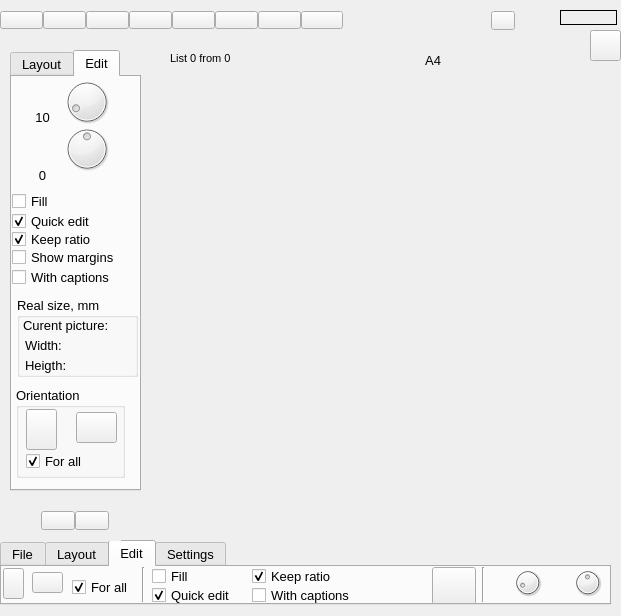
Above: mainwindow.ui from viktand/vap4 before the change. Below: the same form after it.
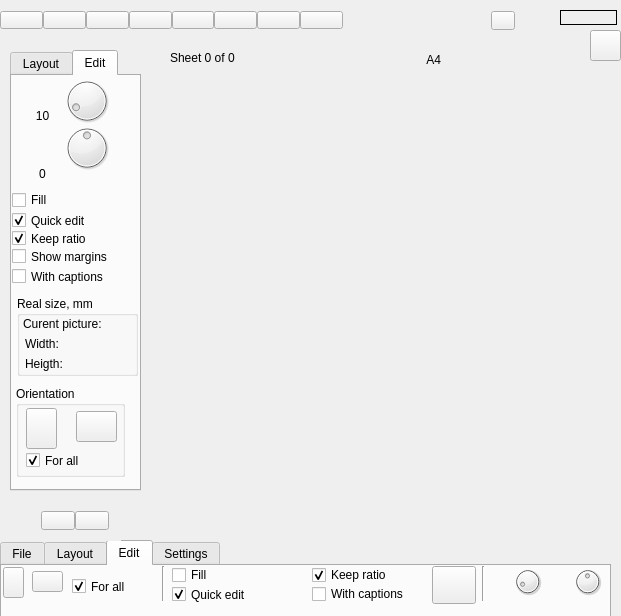
That is the form after the change. The open tabs and pages were chosen to show the change. Icons and pictures are not drawn.

```diff
--- a/mainwindow.ui
+++ b/mainwindow.ui
@@ -16,12 +16,6 @@
     <height>200</height>
    </size>
   </property>
-  <property name="font">
-   <font>
-    <family>Ubuntu</family>
-    <pointsize>10</pointsize>
-   </font>
-  </property>
   <property name="windowTitle">
    <string>Fast print</string>
   </property>
@@ -76,17 +70,15 @@
      <rect>
       <x>170</x>
       <y>50</y>
-      <width>211</width>
+      <width>141</width>
       <height>16</height>
      </rect>
     </property>
-    <property name="font">
-     <font>
-      <pointsize>8</pointsize>
-     </font>
+    <property name="layoutDirection">
+     <enum>Qt::RightToLeft</enum>
     </property>
     <property name="text">
-     <string>List 0 from 0</string>
+     <string>Sheet 0 of 0</string>
     </property>
    </widget>
    <widget class="QLabel" name="label_3">
@@ -98,11 +90,6 @@
       <height>20</height>
      </rect>
     </property>
-    <property name="font">
-     <font>
-      <family>Ubuntu</family>
-     </font>
-    </property>
     <property name="text">
      <string>A4</string>
     </property>
@@ -927,7 +914,7 @@
       <x>0</x>
       <y>540</y>
       <width>611</width>
-      <height>65</height>
+      <height>81</height>
      </rect>
     </property>
     <property name="currentIndex">
@@ -1693,7 +1680,7 @@
      <widget class="Line" name="line_4">
       <property name="geometry">
        <rect>
-        <x>140</x>
+        <x>160</x>
         <y>0</y>
         <width>3</width>
         <height>35</height>
@@ -1706,9 +1693,9 @@
      <widget class="QCheckBox" name="checkBox_8">
       <property name="geometry">
        <rect>
-        <x>150</x>
+        <x>170</x>
         <y>1</y>
-        <width>91</width>
+        <width>121</width>
         <height>16</height>
        </rect>
       </property>
@@ -1722,9 +1709,9 @@
      <widget class="QCheckBox" name="checkBox_9">
       <property name="geometry">
        <rect>
-        <x>150</x>
+        <x>170</x>
         <y>18</y>
-        <width>101</width>
+        <width>141</width>
         <height>21</height>
        </rect>
       </property>
@@ -1738,9 +1725,9 @@
      <widget class="QCheckBox" name="checkBox_10">
       <property name="geometry">
        <rect>
-        <x>250</x>
+        <x>310</x>
         <y>1</y>
-        <width>131</width>
+        <width>141</width>
         <height>16</height>
        </rect>
       </property>
@@ -1754,9 +1741,9 @@
      <widget class="QCheckBox" name="checkBox_12">
       <property name="geometry">
        <rect>
-        <x>250</x>
+        <x>310</x>
         <y>20</y>
-        <width>131</width>
+        <width>141</width>
         <height>16</height>
        </rect>
       </property>
```
Left out of the diff: 14 changed lines with no effect on the pictures.
